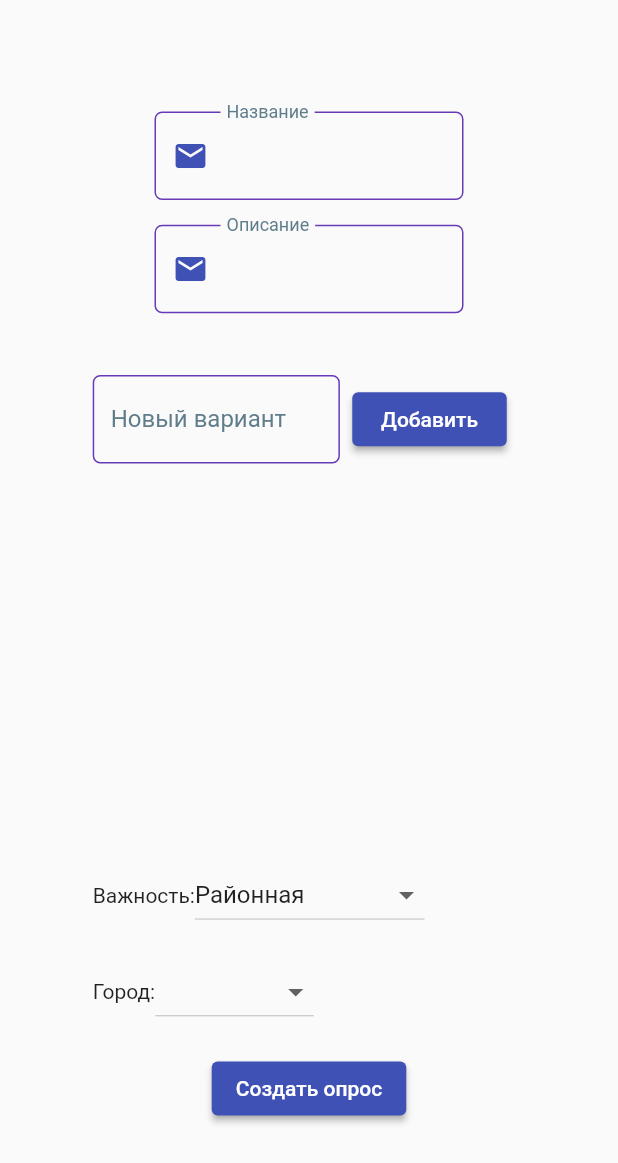
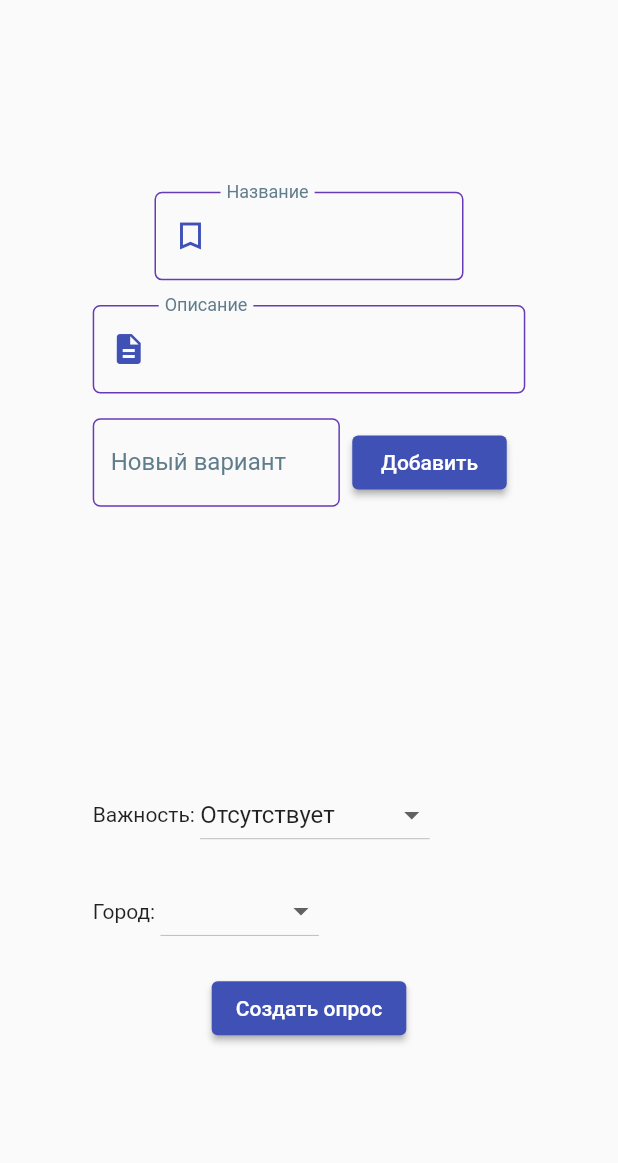
Before and after one commit to Anhalt-River/SurveyApp, a Flutter app: the SurveyCreatePage screen opened by its route, on a phone screen of 412 x 824 dp. Shown: the top 1163 px of the screen. Run offline on Flutter 3.47's test engine with Material 2 defaults, Android fonts, the phone set to English and light mode, and no system bars; our stand-ins replace firebase_auth, firebase_core; accounts and stored records are empty; network calls fail.

Commit message:
First28May23

```diff
--- a/lib/my_surveys.dart
+++ b/lib/my_surveys.dart
@@ -30,7 +30,7 @@ class MySurveysPage extends StatelessWidget {
       ),
       backgroundColor: primaryColor,
       appBar: AppBar(
-        title: const Text("Ваши опросы", style: TextStyle(color: Colors.white, fontSize: 30),),
+        title: const Text("Ваши опросы", style: TextStyle(color: Colors.white, fontSize: 25),),
         backgroundColor: Colors.indigo,
       ),
       drawer: const MenuDrawer(),
--- a/lib/past_surveys.dart
+++ b/lib/past_surveys.dart
@@ -22,7 +22,7 @@ class PastSurveysPage extends StatelessWidget {
     return Scaffold(
       backgroundColor: primaryColor,
       appBar: AppBar(
-        title: const Text("Прошедшие опросы", style: TextStyle(color: Colors.white, fontSize: 30),),
+        title: const Text("Прошедшие опросы", style: TextStyle(color: Colors.white, fontSize: 25),),
         backgroundColor: Colors.indigo,
       ),
       drawer: const MenuDrawer(),
--- a/lib/survey_create.dart
+++ b/lib/survey_create.dart
@@ -62,14 +62,14 @@ class _SurveyCreatePageState extends State<SurveyCreatePage> {
                           label: const Text("Название"),
                           labelStyle: const TextStyle(color: Colors.blueGrey),
                           focusedBorder: OutlineInputBorder(
-                            borderRadius: BorderRadius.circular(75),
+                            borderRadius: BorderRadius.circular(25),
                             borderSide: const BorderSide(color: Colors.purple),
                           ),
                           enabledBorder: OutlineInputBorder(
                               borderRadius: BorderRadius.circular(5),
                               borderSide: const BorderSide(color: Colors.deepPurple)),
                           prefixIcon: const Icon(
-                            Icons.email,
+                            Icons.turned_in_not_sharp,
                             color: Colors.indigo,
                           )
                       ),
@@ -81,24 +81,27 @@ class _SurveyCreatePageState extends State<SurveyCreatePage> {
                 ),
 
                 SizedBox(
-                  width: MediaQuery.of(context).size.width * 0.5,
+                  width: MediaQuery.of(context).size.width * 0.7,
                   child: TextField(
+                    minLines: 1,
+                    maxLines: 5,
                     controller: _descriptionController,
                     cursorColor: Colors.black,
-                      style: const TextStyle(color: Colors.black),
+                    style: const TextStyle(color: Colors.black,
+                    ),
                     decoration: InputDecoration(
                       floatingLabelBehavior: FloatingLabelBehavior.always,
                         label: const Text("Описание"),
                         labelStyle: const TextStyle(color: Colors.blueGrey),
                         focusedBorder: OutlineInputBorder(
-                            borderRadius: BorderRadius.circular(75),
+                          borderRadius: BorderRadius.circular(25),
                           borderSide: const BorderSide(color: Colors.purple),
                         ),
                         enabledBorder: OutlineInputBorder(
                             borderRadius: BorderRadius.circular(5),
                             borderSide: const BorderSide(color: Colors.deepPurple)),
                         prefixIcon: const Icon(
-                            Icons.email,
+                          Icons.description,
                           color: Colors.indigo,
                         )
                       ),
@@ -106,7 +109,7 @@ class _SurveyCreatePageState extends State<SurveyCreatePage> {
                 ),
 
                 SizedBox(
-                  height: MediaQuery.of(context).size.height * 0.05,
+                  height: MediaQuery.of(context).size.height * 0.02,
                 ),
 
                 SizedBox(
@@ -123,7 +126,7 @@ class _SurveyCreatePageState extends State<SurveyCreatePage> {
                             label: const Text("Новый вариант"),
                             labelStyle: const TextStyle(color: Colors.blueGrey),
                             focusedBorder: OutlineInputBorder(
-                              borderRadius: BorderRadius.circular(75),
+                              borderRadius: BorderRadius.circular(25),
                               borderSide: const BorderSide(color: Colors.purple),
                             ),
                             enabledBorder: OutlineInputBorder(
@@ -157,7 +160,8 @@ class _SurveyCreatePageState extends State<SurveyCreatePage> {
                 ),
 
                 SizedBox(
-                  height: MediaQuery.of(context).size.height * 0.3,
+                  width: MediaQuery.of(context).size.width * 0.7,
+                  height: MediaQuery.of(context).size.height * 0.2,
                   child: ListView.builder(
                   scrollDirection: Axis.vertical,
                   shrinkWrap: true,
@@ -173,21 +177,26 @@ class _SurveyCreatePageState extends State<SurveyCreatePage> {
                           child: Row(
                             children: [
                               SizedBox(
-                                width: MediaQuery.of(context).size.width * 0.2,
+                                width: MediaQuery.of(context).size.width * 0.52,
                                 child: Text(
+                                  softWrap: true,
+                                  textAlign: TextAlign.center,
                                   style: const TextStyle(
-                                    color: Colors.white
+                                    color: Colors.white,
                                   ),
                                   variantsList[i]
                                 ),
                               ),
-                              ElevatedButton(
+                              Align(
+                                alignment: Alignment.center,
+                                child: ElevatedButton(
                                   onPressed: () {
                                     setState(() {
                                       variantsList.remove(variantsList[i]);
                                     });
                                   },
                                   child: const Icon(Icons.delete)
+                                ),
                               )
                             ],
                           ),
@@ -205,15 +214,16 @@ class _SurveyCreatePageState extends State<SurveyCreatePage> {
                   width: MediaQuery.of(context).size.width * 0.7,
                   child: Row(
                     children: [
-                      const Text("Важность:"),
+                      const Text("Важность: "),
 
                       DropdownButton(
                       items: const [
-                        DropdownMenuItem(value: "4", child: Text("Мировая")),
-                        DropdownMenuItem(value: "3", child: Text("Государственная")),
-                        DropdownMenuItem(value: "2", child: Text("Областная")),
-                        DropdownMenuItem(value: "1", child: Text("Городская")),
-                        DropdownMenuItem(value: "0", child: Text("Районная")),
+                        DropdownMenuItem(value: "5", child: Text("Мировая")),
+                        DropdownMenuItem(value: "4", child: Text("Государственная")),
+                        DropdownMenuItem(value: "3", child: Text("Областная")),
+                        DropdownMenuItem(value: "2", child: Text("Городская")),
+                        DropdownMenuItem(value: "1", child: Text("Районная")),
+                        DropdownMenuItem(value: "0", child: Text("Отсутствует")),
                       ],
                       onChanged: dropSeverityCall,
                       value: _dropSeverityValue,
@@ -230,7 +240,7 @@ class _SurveyCreatePageState extends State<SurveyCreatePage> {
                   width: MediaQuery.of(context).size.width * 0.7,
                   child: Row(
                     children: [
-                      const Text("Город:"),
+                      const Text("Город: "),
 
                       DropdownButton(
                       items: const [
--- a/pubspec.yaml
+++ b/pubspec.yaml
@@ -66,7 +66,7 @@ flutter:
 
   # To add assets to your application, add an assets section, like this:
   assets:
-    - Images/fist.png
+    - images/fist.png
 
   # To add assets to your application, add an assets section, like this:
   # assets:
```
Also changed, not shown: lib/auth.dart (+13 -13 lines), lib/filtr.dart (+26 -22 lines), lib/home.dart (+19 -6 lines), lib/survey_join.dart (+45 -29 lines), 8 other files. Lines whose indentation alone changed are shown as unchanged.
